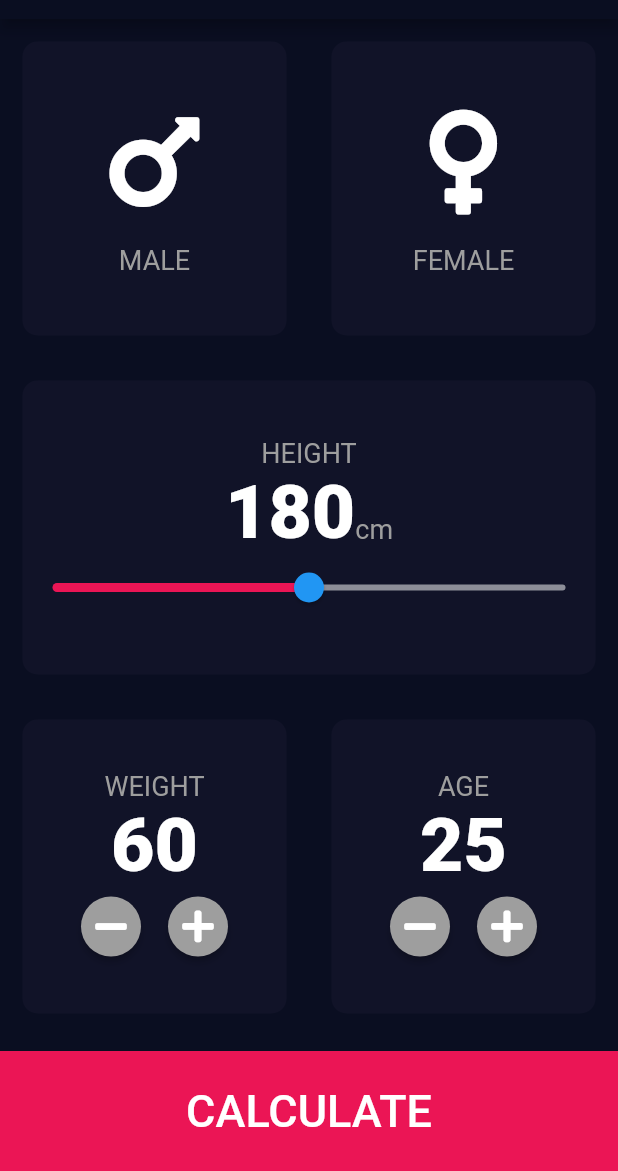
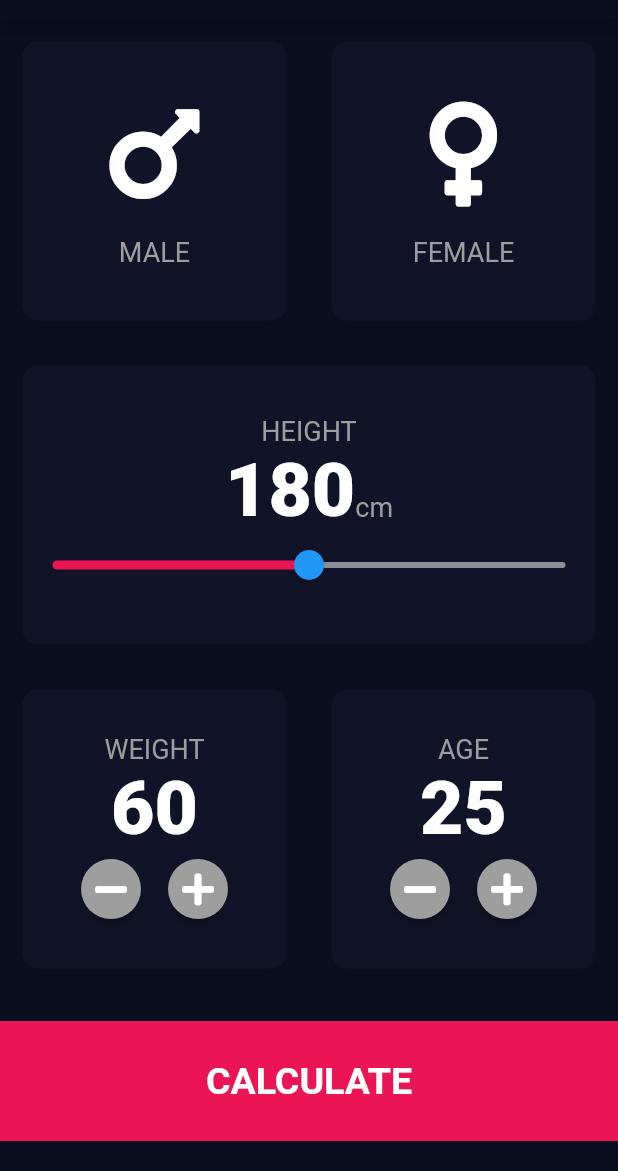
Before and after one commit to riyaz-yvj/Flutter-BMI-Calculator, a Flutter app: the screen it shows after launch, on a phone screen of 412 x 824 dp, the part 65-1236 px from its top. Run offline on Flutter 3.47's test engine with Material 2 defaults, Android fonts, the phone set to English and light mode, and no system bars; our stand-ins replace font_awesome_flutter.

Commit message:
final commit

```diff
--- /dev/null
+++ b/lib/components/bottom_button.dart
@@ -0,0 +1,27 @@
+import 'package:flutter/material.dart';
+import '../constants.dart';
+
+class BottomButton extends StatelessWidget {
+  BottomButton({@required this.buttonText, @required this.onTap});
+
+  final String buttonText;
+  final Function onTap;
+
+  @override
+  Widget build(BuildContext context) {
+    return GestureDetector(
+      onTap: onTap,
+      child: Container(
+        child: Center(
+            child: Text(
+          buttonText,
+          style: kLargeButtonTextStyle,
+        )),
+        margin: EdgeInsets.symmetric(vertical: 20.0),
+        color: kBottomContainerColour,
+        width: double.infinity,
+        height: kBottomContainerHeight,
+      ),
+    );
+  }
+}
--- a/lib/icon_content.dart
+++ b/lib/components/icon_content.dart
@@ -1,5 +1,5 @@
 import 'package:flutter/material.dart';
-import 'constants.dart';
+import '../constants.dart';
 
 class IconContent extends StatelessWidget {
   IconContent({this.icon, this.label});
--- /dev/null
+++ b/lib/components/round_icon_button.dart
@@ -0,0 +1,19 @@
+import 'package:flutter/material.dart';
+
+class RoundIconButton extends StatelessWidget {
+  RoundIconButton({@required this.icon, @required this.onPressed});
+
+  final IconData icon;
+  final Function onPressed;
+
+  @override
+  Widget build(BuildContext context) {
+    return RawMaterialButton(
+      onPressed: onPressed,
+      child: Icon(icon),
+      constraints: BoxConstraints.tightFor(width: 40.0, height: 40.0),
+      shape: CircleBorder(),
+      fillColor: Colors.grey,
+    );
+  }
+}
--- a/lib/main.dart
+++ b/lib/main.dart
@@ -1,5 +1,5 @@
 import 'package:flutter/material.dart';
-import 'input_page.dart';
+import 'screens/input_page.dart';
 
 void main() {
   runApp(BmiCalc());
--- a/lib/input_page.dart
+++ b/lib/screens/input_page.dart
@@ -1,10 +1,13 @@
-import 'package:bmi_calculator/results_page.dart';
+import 'package:bmi_calculator/screens/results_page.dart';
 import 'package:flutter/material.dart';
 import 'package:font_awesome_flutter/font_awesome_flutter.dart';
-import 'icon_content.dart';
-import 'reusable_card.dart';
-import 'constants.dart';
+import '../components/icon_content.dart';
+import '../components/reusable_card.dart';
+import '../constants.dart';
 import 'results_page.dart';
+import '../components/bottom_button.dart';
+import '../components/round_icon_button.dart';
+import 'package:bmi_calculator/calculator_brain.dart';
 
 enum Gender { male, female }
 
@@ -200,48 +203,26 @@ class _InputPageState extends State<InputPage> {
               )),
             ],
           )),
-          GestureDetector(
+          BottomButton(
             onTap: () {
+              CalculatorBrain calc = CalculatorBrain(
+                height: height,
+                weight: weight,
+              );
               Navigator.push(
                 context,
-                MaterialPageRoute(builder: (context) => ResultsPage()),
+                MaterialPageRoute(
+                    builder: (context) => ResultsPage(
+                          bmiValue: calc.calculateBMI(),
+                          bmiResult: calc.getResult(),
+                          feedback: calc.getInterpretation(),
+                        )),
               );
             },
-            child: Container(
-              child: Center(
-                  child: Text(
-                'CALCULATE',
-                style: TextStyle(
-                  fontSize: 30.0,
-                  fontWeight: FontWeight.w500,
-                ),
-                  )),
-              margin: EdgeInsets.only(top: 10.0),
-              color: kBottomContainerColour,
-              width: double.infinity,
-              height: kBottomContainerHeight,
-            ),
+            buttonText: 'CALCULATE',
           ),
         ],
       ),
     );
   }
 }
-
-class RoundIconButton extends StatelessWidget {
-  RoundIconButton({@required this.icon, @required this.onPressed});
-
-  final IconData icon;
-  final Function onPressed;
-
-  @override
-  Widget build(BuildContext context) {
-    return RawMaterialButton(
-      onPressed: onPressed,
-      child: Icon(icon),
-      constraints: BoxConstraints.tightFor(width: 40.0, height: 40.0),
-      shape: CircleBorder(),
-      fillColor: Colors.grey,
-    );
-  }
-}
```
Also changed, not shown: lib/calculator_brain.dart (added, +36 -0 lines), lib/constants.dart (+14 -0 lines), lib/results_page.dart (deleted, +0 -15 lines), lib/screens/results_page.dart (added, +71 -0 lines), lib/components/reusable_card.dart (renamed from lib/reusable_card.dart).
